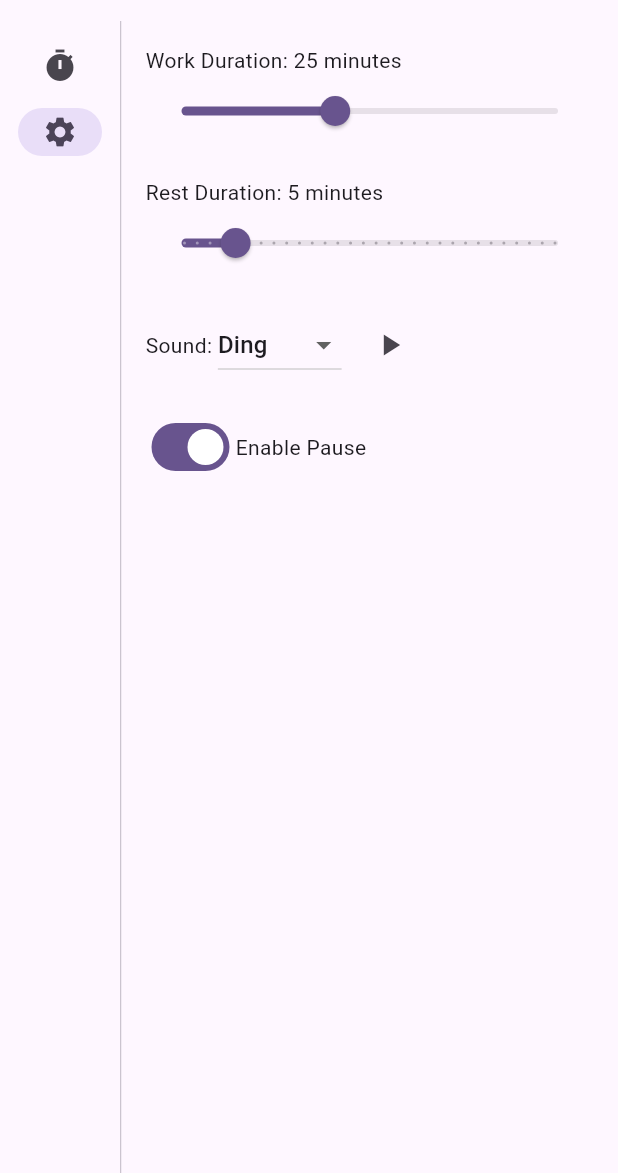
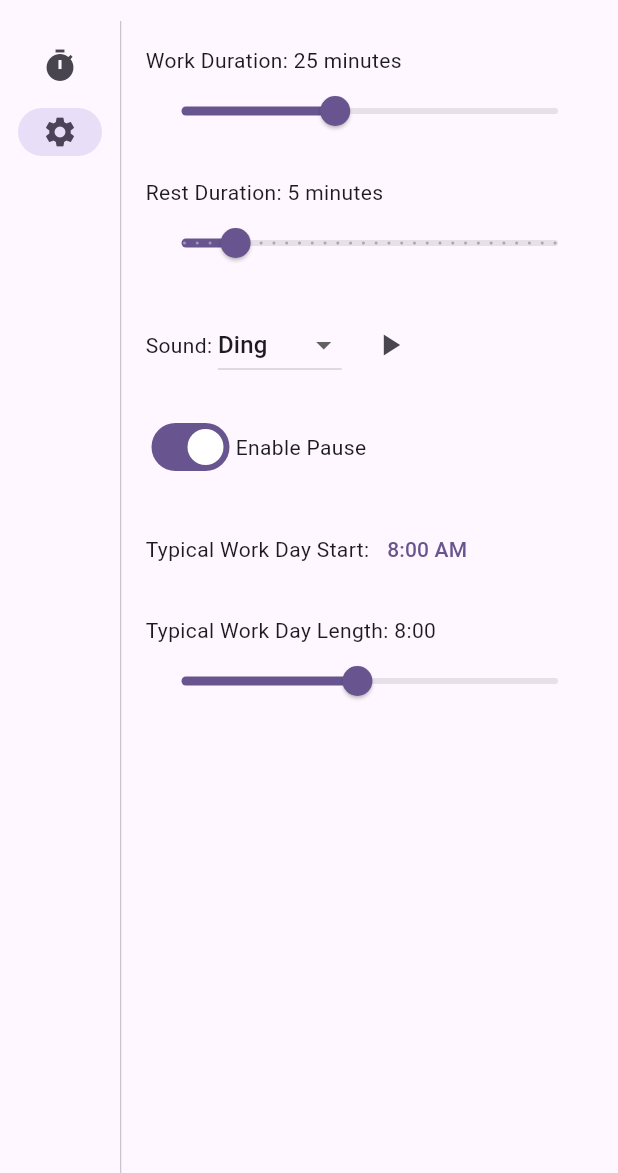
Before and after one commit to kbjorklid/pomodoro_flutter, a Flutter app: the screen it shows after launch, after a tap on "Settings", on a phone screen of 412 x 824 dp, the part 63-1236 px from its top. Run offline on Flutter 3.47's test engine with Material 3 defaults, Android fonts, the phone set to English and light mode, and no system bars; our stand-ins replace audioplayers, flutter_riverpod, freezed_annotation, hive, hive_flutter, logger and 1 more; accounts and stored records are empty.

Commit message:
feat: Add settings for typical workday start and length

```diff
--- a/lib/settings/infrastructure/settings_repository.dart
+++ b/lib/settings/infrastructure/settings_repository.dart
@@ -1,3 +1,4 @@
+import 'package:flutter/material.dart';
 import 'package:pomodoro_app2/settings/domain/settings_repository_port.dart';
 import 'package:pomodoro_app2/sound/domain/notification_sound.dart';
 import 'package:shared_preferences/shared_preferences.dart';
@@ -7,9 +8,14 @@ class SettingsRepository implements SettingsRepositoryPort {
   static const _restDurationKey = 'rest_duration';
   static const _selectedSoundKey = 'selected_sound';
   static const _pauseEnabledKey = 'pause_enabled';
+  static const _typicalWorkDayStartKey = 'typical_workday_start';
+  static const _typicalWorkDayLengthKey = 'typical_workday_length';
+
   static const _defaultWorkDuration = Duration(minutes: 25);
   static const _defaultRestDuration = Duration(minutes: 5);
   static const bool _defaultPauseEnabled = true;
+  static final _defaultTypicalWorkDayStart = TimeOfDay(hour: 8, minute: 0);
+  static final _defaultTypicalWorkDayLength = Duration(hours: 8);
 
   @override
   Future<Duration> getWorkDuration() async {
@@ -66,4 +72,40 @@ class SettingsRepository implements SettingsRepositoryPort {
     final prefs = await SharedPreferences.getInstance();
     await prefs.setBool(_pauseEnabledKey, enabled);
   }
+
+  @override
+  Future<TimeOfDay> getTypicalWorkDayStart() async {
+    final prefs = await SharedPreferences.getInstance();
+    final timeString = prefs.getString(_typicalWorkDayStartKey);
+    if (timeString == null) {
+      return _defaultTypicalWorkDayStart;
+    }
+    final parts = timeString.split(':');
+    return TimeOfDay(
+      hour: int.parse(parts[0]),
+      minute: int.parse(parts[1]),
+    );
+  }
+
+  @override
+  Future<void> setTypicalWorkDayStart(TimeOfDay time) async {
+    final prefs = await SharedPreferences.getInstance();
+    await prefs.setString(
+        _typicalWorkDayStartKey, '${time.hour}:${time.minute}');
+  }
+
+  @override
+  Future<Duration> getTypicalWorkDayLength() async {
+    final prefs = await SharedPreferences.getInstance();
+    final seconds = prefs.getInt(_typicalWorkDayLengthKey);
+    return seconds != null
+        ? Duration(seconds: seconds)
+        : _defaultTypicalWorkDayLength;
+  }
+
+  @override
+  Future<void> setTypicalWorkDayLength(Duration duration) async {
+    final prefs = await SharedPreferences.getInstance();
+    await prefs.setInt(_typicalWorkDayLengthKey, duration.inSeconds);
+  }
 }
--- a/lib/settings/presentation/settings_screen.dart
+++ b/lib/settings/presentation/settings_screen.dart
@@ -17,6 +17,8 @@ class _SettingsScreenState extends ConsumerState<SettingsScreen> {
   Duration restDuration = const Duration(minutes: 5); // Initialize with default
   NotificationSound selectedSound = NotificationSound.ding;
   bool pauseEnabled = true;
+  TimeOfDay typicalWorkDayStart = const TimeOfDay(hour: 8, minute: 0);
+  Duration typicalWorkDayLength = const Duration(hours: 8);
   bool isLoading = true;
 
   @override
@@ -31,12 +33,17 @@ class _SettingsScreenState extends ConsumerState<SettingsScreen> {
     final loadedRestDuration = await repository.getRestDuration();
     final loadedSelectedSound = await repository.getTimerEndSound();
     final loadedPauseEnabled = await repository.isPauseEnabled();
+    final loadedTypicalWorkDayStart = await repository.getTypicalWorkDayStart();
+    final loadedTypicalWorkDayLength =
+        await repository.getTypicalWorkDayLength();
 
     setState(() {
       workDuration = loadedWorkDuration;
       restDuration = loadedRestDuration;
       selectedSound = loadedSelectedSound;
       pauseEnabled = loadedPauseEnabled;
+      typicalWorkDayStart = loadedTypicalWorkDayStart;
+      typicalWorkDayLength = loadedTypicalWorkDayLength;
       isLoading = false;
     });
   }
@@ -68,6 +75,24 @@ class _SettingsScreenState extends ConsumerState<SettingsScreen> {
       restDuration = duration;
     });
     // Notify listeners that settings have changed
+    ref.invalidate(settingsRepositoryProvider);
+  }
+
+  Future<void> _saveTypicalWorkDayStart(TimeOfDay time) async {
+    final repository = ref.read(settingsRepositoryProvider);
+    await repository.setTypicalWorkDayStart(time);
+    setState(() {
+      typicalWorkDayStart = time;
+    });
+    ref.invalidate(settingsRepositoryProvider);
+  }
+
+  Future<void> _saveTypicalWorkDayLength(Duration duration) async {
+    final repository = ref.read(settingsRepositoryProvider);
+    await repository.setTypicalWorkDayLength(duration);
+    setState(() {
+      typicalWorkDayLength = duration;
+    });
     ref.invalidate(settingsRepositoryProvider);
   }
 
@@ -122,6 +147,33 @@ class _SettingsScreenState extends ConsumerState<SettingsScreen> {
                 const Text('Enable Pause'),
               ],
             ),
+            const SizedBox(height: 20),
+            Row(
+              children: [
+                const Text('Typical Work Day Start:'),
+                TextButton(
+                  child: Text(typicalWorkDayStart.format(context)),
+                  onPressed: () async {
+                    final TimeOfDay? newTime = await showTimePicker(
+                      context: context,
+                      initialTime: typicalWorkDayStart,
+                    );
+                    if (newTime != null) {
+                      _saveTypicalWorkDayStart(newTime);
+                    }
+                  },
+                ),
+              ],
+            ),
+            const SizedBox(height: 20),
+            DurationSlider(
+              label: 'Typical Work Day Length',
+              duration: typicalWorkDayLength,
+              minDuration: const Duration(hours: 1),
+              maxDuration: const Duration(hours: 16),
+              onChanged: _saveTypicalWorkDayLength,
+              step: const Duration(minutes: 15),
+            ),
           ],
         ),
       ),
--- a/lib/settings/presentation/widgets/duration_slider.dart
+++ b/lib/settings/presentation/widgets/duration_slider.dart
@@ -5,6 +5,7 @@ class DurationSlider extends StatelessWidget {
   final Duration duration;
   final Duration minDuration;
   final Duration maxDuration;
+  final Duration step;
   final ValueChanged<Duration> onChanged;
 
   const DurationSlider({
@@ -14,6 +15,7 @@ class DurationSlider extends StatelessWidget {
     required this.minDuration,
     required this.maxDuration,
     required this.onChanged,
+    this.step = const Duration(minutes: 1),
   });
 
   @override
@@ -21,13 +23,13 @@ class DurationSlider extends StatelessWidget {
     return Column(
       crossAxisAlignment: CrossAxisAlignment.start,
       children: [
-        Text('$label: ${duration.inMinutes} minutes'),
+        Text('$label: ${_timeLabel(duration)}'),
         Slider(
           value: duration.inMinutes.toDouble(),
           min: minDuration.inMinutes.toDouble(),
           max: maxDuration.inMinutes.toDouble(),
-          divisions: (maxDuration.inMinutes - minDuration.inMinutes).toInt(),
-          label: '${duration.inMinutes} minutes',
+          divisions: _divisions(),
+          label: _timeLabel(duration),
           onChanged: (value) {
             onChanged(Duration(minutes: value.toInt()));
           },
@@ -35,4 +37,20 @@ class DurationSlider extends StatelessWidget {
       ],
     );
   }
+
+  int _divisions() {
+    int minutes = maxDuration.inMinutes - minDuration.inMinutes;
+    if (step == Duration(minutes: 1)) {
+      return minutes;
+    }
+    return (minutes / step.inMinutes).toInt();
+  }
+
+  String _timeLabel(Duration duration) {
+    if (duration.inHours > 0) {
+      String minutes = (duration.inMinutes % 60).toString().padLeft(2, '0');
+      return '${duration.inHours}:$minutes';
+    }
+    return '${duration.inMinutes} minutes';
+  }
 }
```
Also changed, not shown: lib/settings/domain/settings_repository_port.dart (+9 -0 lines).
